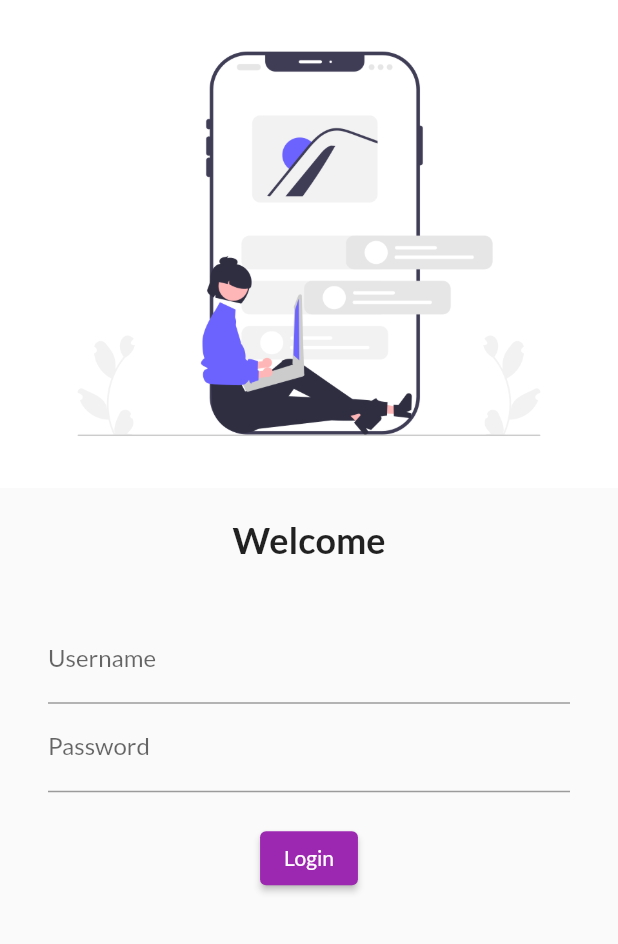
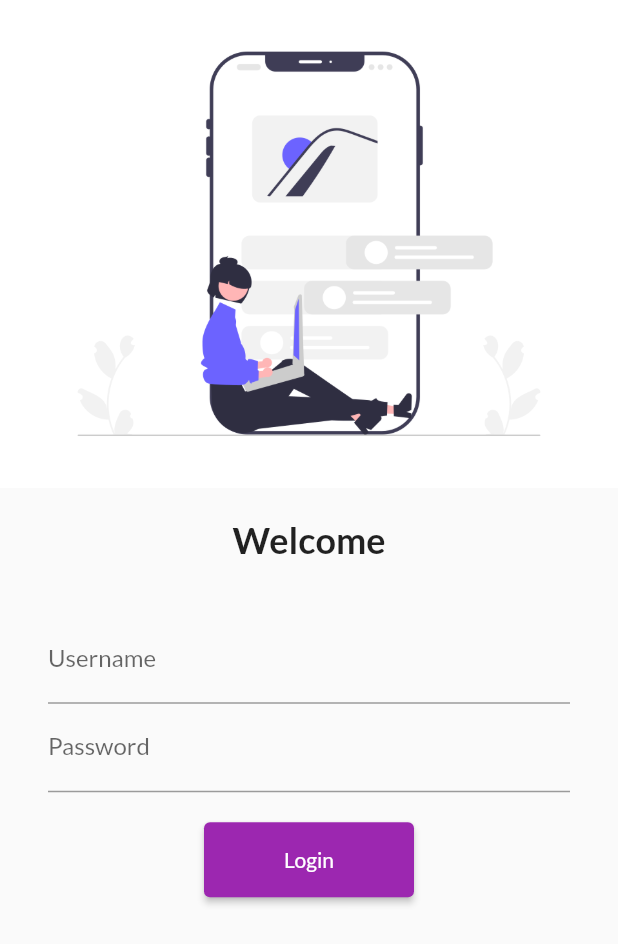
Before and after one commit to CyberOm333/Team---Karma, a Flutter app: the screen it shows after launch, on a phone screen of 412 x 824 dp. Shown: the top 944 px of the screen. Run offline on Flutter 3.47's test engine with Material 2 defaults, Android fonts, the phone set to English and light mode, and no system bars; our stand-ins replace google_fonts.

Commit message:
Day 5 Completed

```diff
--- a/lib/main.dart
+++ b/lib/main.dart
@@ -1,4 +1,5 @@
 import 'package:demo/pages/login_page.dart';
+import 'package:demo/utils/routes.dart';
 import 'package:flutter/gestures.dart';
 import 'package:flutter/material.dart';
 import 'pages/home_page.dart';
@@ -19,6 +20,7 @@ class MyApp extends StatelessWidget {
         primarySwatch: Colors.purple,
         fontFamily: GoogleFonts.lato().fontFamily,
       ),
+      debugShowCheckedModeBanner: false,
       darkTheme: ThemeData(
           brightness: Brightness.dark,
           primarySwatch: Colors
@@ -27,8 +29,8 @@ class MyApp extends StatelessWidget {
       routes: {
         "/": (context) =>
             LoginPage(), // For this to run we need to remove home:HomePage() because that is pointing to home page and this "/" also points to home page so to work properly we need to remove one of them
-        "/home": (context) => HomePage(),
-        " /login": (context) => LoginPage()
+        MyRoutes.homeRoute: (context) => HomePage(),
+        MyRoutes.loginRoute: (context) => LoginPage()
       },
     );
   }
--- a/lib/pages/login_page.dart
+++ b/lib/pages/login_page.dart
@@ -1,3 +1,4 @@
+import 'package:demo/utils/routes.dart';
 import 'package:flutter/material.dart';
 
 class LoginPage extends StatelessWidget {
@@ -6,7 +7,8 @@ class LoginPage extends StatelessWidget {
   @override
   Widget build(BuildContext context) {
     return Material(
-        child: Column(children: [
+        child: SingleChildScrollView(
+            child: Column(children: [
       Image.asset("assests/images/Login2.png", fit: BoxFit.cover),
       SizedBox(
         height: 20,
@@ -39,10 +41,12 @@ class LoginPage extends StatelessWidget {
               ),
               ElevatedButton(
                   child: Text("Login"),
-                  style: TextButton.styleFrom(),
-                  onPressed: () {}),
+                  style: TextButton.styleFrom(minimumSize: Size(140, 50)),
+                  onPressed: () {
+                    Navigator.pushNamed(context, MyRoutes.homeRoute);
+                  }),
             ],
           ))
-    ]));
+    ])));
   }
 }
--- /dev/null
+++ b/lib/utils/routes.dart
@@ -0,0 +1,4 @@
+class MyRoutes {
+  static String loginRoute = "/login";
+  static String homeRoute = "/home";
+}
```
